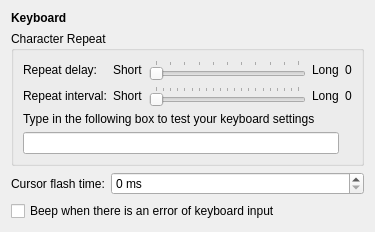
Before: the Qt Designer form lxqt-config-input/keyboardconfig.ui in lxqt/lxqt-config, drawn with Qt 5.
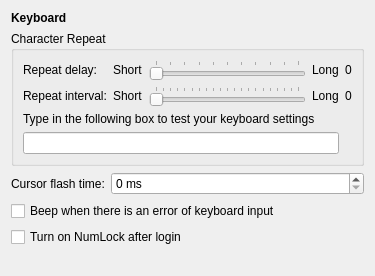
After: the same form once the commit is applied.

Commit message: Add an option to automatically turn on numlock after login (implemented in lxqt-session).

Diff of the .ui file:
```diff
--- a/lxqt-config-input/keyboardconfig.ui
+++ b/lxqt-config-input/keyboardconfig.ui
@@ -7,7 +7,7 @@
     <x>0</x>
     <y>0</y>
     <width>375</width>
-    <height>232</height>
+    <height>276</height>
    </rect>
   </property>
   <property name="windowTitle">
@@ -161,6 +161,13 @@
      </layout>
     </widget>
    </item>
+   <item row="4" column="0" colspan="2">
+    <widget class="QCheckBox" name="keyboardNumLock">
+     <property name="text">
+      <string>Turn on NumLock after login</string>
+     </property>
+    </widget>
+   </item>
   </layout>
  </widget>
  <resources/>
```
The commit also changes 2 other files.
